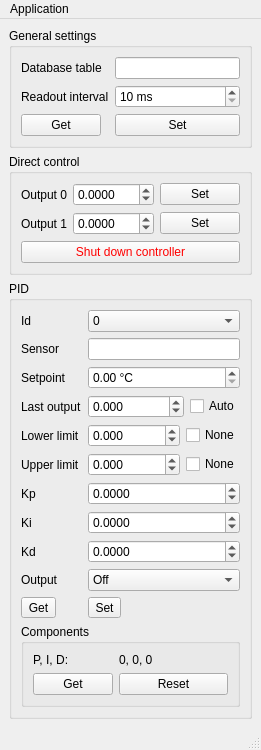
This is ControlPanel.ui in BenediktBurger/temperature-controller as Qt 5 draws it before an edit. The edited form follows.
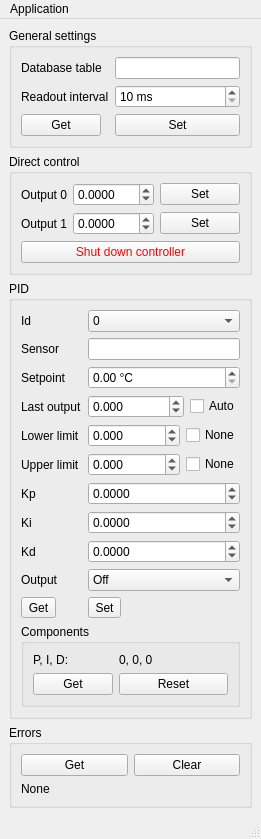
This is the edited form.

Commit message: ControlPanel expanded to read and clear errors.

The edit to the form file:
```diff
--- a/ControlPanel.ui
+++ b/ControlPanel.ui
@@ -6,15 +6,15 @@
    <rect>
     <x>0</x>
     <y>0</y>
-    <width>249</width>
-    <height>686</height>
+    <width>243</width>
+    <height>767</height>
    </rect>
   </property>
   <property name="windowTitle">
    <string>Temperature Controller Control Panel</string>
   </property>
   <widget class="QWidget" name="centralwidget">
-   <layout class="QVBoxLayout" name="verticalLayout" stretch="0,0,0">
+   <layout class="QVBoxLayout" name="verticalLayout" stretch="0,0,0,0">
     <item>
      <widget class="QGroupBox" name="gbGeneral">
       <property name="title">
@@ -617,6 +617,36 @@
       </layout>
      </widget>
     </item>
+    <item>
+     <widget class="QGroupBox" name="gbErrors">
+      <property name="title">
+       <string>Errors</string>
+      </property>
+      <layout class="QGridLayout" name="gridLayout_2">
+       <item row="0" column="0">
+        <widget class="QPushButton" name="pbErrorsGet">
+         <property name="text">
+          <string>Get</string>
+         </property>
+        </widget>
+       </item>
+       <item row="0" column="1">
+        <widget class="QPushButton" name="pbErrorsClear">
+         <property name="text">
+          <string>Clear</string>
+         </property>
+        </widget>
+       </item>
+       <item row="1" column="0" colspan="2">
+        <widget class="QLabel" name="lbErrors">
+         <property name="text">
+          <string>None</string>
+         </property>
+        </widget>
+       </item>
+      </layout>
+     </widget>
+    </item>
    </layout>
   </widget>
   <widget class="QMenuBar" name="menubar">
```
Left out of the diff: 4 changed lines with no effect on the pictures. The commit also changes 1 other file.
